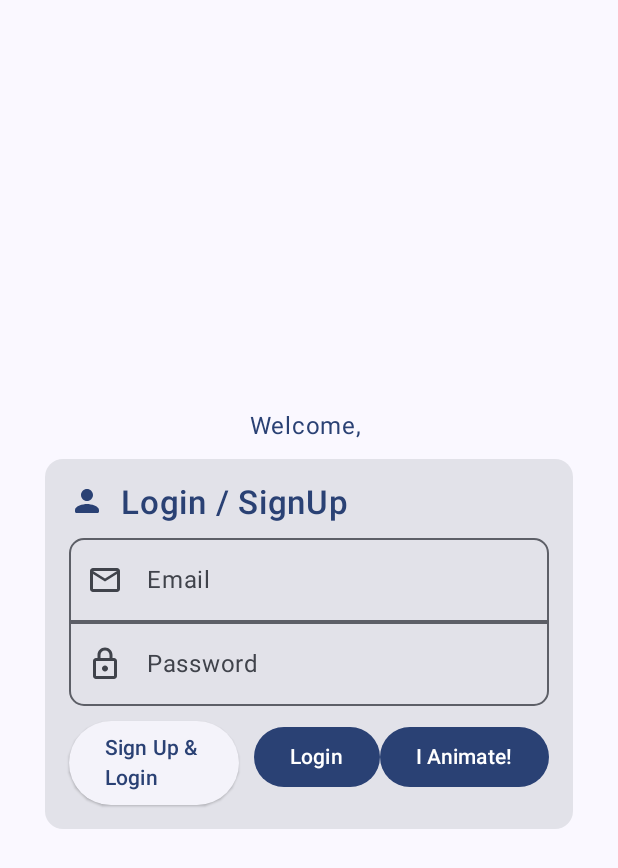
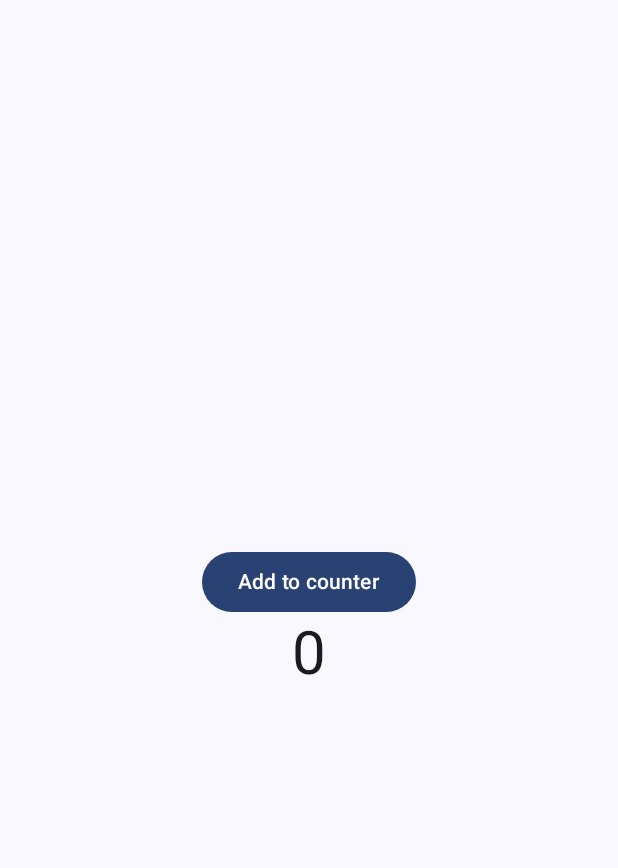
Before and after one commit to Parth4210/Workshop_part2, an Android app built with Jetpack Compose: the screen it shows after launch (LoginActivity3 before the commit, AnimatedBtn2 after it), after a tap on "hello", on a phone screen of 412 x 824 dp. Shown: the top 868 px of the screen. Run offline under Robolectric (Android 15) with nearby library versions, the phone set to English and light mode, and no system bars.

Commit message:
added animated button 2

```diff
--- a/app/src/main/java/com/parth/workshop_part2/DashboardScreen.kt
+++ b/app/src/main/java/com/parth/workshop_part2/DashboardScreen.kt
@@ -21,6 +21,7 @@ import androidx.navigation.compose.composable
 import androidx.navigation.compose.rememberNavController
 import com.parth.workshop_part2.Screens.One
 import com.parth.workshop_part2.Screens.Two
+import com.parth.workshop_part2.ui.theme.AnimatedBtn
 import com.parth.workshop_part2.ui.theme.Workshop_part2Theme
 
 class DashboardScreen : ComponentActivity() {
--- a/app/src/main/java/com/parth/workshop_part2/LoginActivity2.kt
+++ b/app/src/main/java/com/parth/workshop_part2/LoginActivity2.kt
@@ -16,6 +16,7 @@ import androidx.compose.ui.text.style.TextAlign
 import androidx.compose.ui.tooling.preview.Preview
 import androidx.compose.ui.unit.dp
 import androidx.compose.ui.unit.sp
+import com.parth.workshop_part2.ui.theme.AnimatedBtn2
 import com.parth.workshop_part2.ui.theme.Workshop_part2Theme
 
 class LoginActivity2 : ComponentActivity() {
@@ -28,7 +29,7 @@ class LoginActivity2 : ComponentActivity() {
                     Text(text = "Login Page",
                         modifier = Modifier.padding(innerPadding)
                             .clickable {
-                                val intent = Intent(this, DashboardScreen::class.java)
+                                val intent = Intent(this, AnimatedBtn2::class.java)
                                 startActivity(intent)
                             },
                         fontSize = 15.sp,
--- a/app/src/main/java/com/parth/workshop_part2/MainActivity.kt
+++ b/app/src/main/java/com/parth/workshop_part2/MainActivity.kt
@@ -14,6 +14,8 @@ import androidx.compose.material3.Text
 import androidx.compose.runtime.Composable
 import androidx.compose.ui.Modifier
 import androidx.compose.ui.tooling.preview.Preview
+import com.parth.workshop_part2.ui.theme.AnimatedBtn
+import com.parth.workshop_part2.ui.theme.AnimatedBtn2
 import com.parth.workshop_part2.ui.theme.Workshop_part2Theme
 import kotlin.jvm.java
 
@@ -28,7 +30,7 @@ class MainActivity : ComponentActivity() {
                         modifier = Modifier
                             .padding(innerPadding)
                             .clickable {
-                                val intent = Intent(this, LoginActivity3::class.java)
+                                val intent = Intent(this, AnimatedBtn2::class.java)
                                 startActivity(intent)
                             },
                         text = "hello",
--- /dev/null
+++ b/app/src/main/java/com/parth/workshop_part2/ui/theme/AnimatedBtn2.kt
@@ -0,0 +1,70 @@
+package com.parth.workshop_part2.ui.theme
+
+import android.os.Bundle
+import androidx.activity.ComponentActivity
+import androidx.activity.compose.setContent
+import androidx.activity.enableEdgeToEdge
+import androidx.compose.animation.AnimatedContent
+import androidx.compose.animation.AnimatedVisibility
+import androidx.compose.animation.slideInVertically
+import androidx.compose.animation.slideOutVertically
+import androidx.compose.animation.togetherWith
+import androidx.compose.foundation.layout.Arrangement
+import androidx.compose.foundation.layout.Column
+import androidx.compose.foundation.layout.fillMaxSize
+import androidx.compose.foundation.layout.padding
+import androidx.compose.foundation.layout.size
+import androidx.compose.material.icons.Icons
+import androidx.compose.material.icons.rounded.Person
+import androidx.compose.material3.Button
+import androidx.compose.material3.Icon
+import androidx.compose.material3.Scaffold
+import androidx.compose.material3.Text
+import androidx.compose.runtime.Composable
+import androidx.compose.runtime.mutableStateOf
+import androidx.compose.runtime.remember
+import androidx.compose.ui.Alignment
+import androidx.compose.ui.Modifier
+import androidx.compose.ui.tooling.preview.Preview
+import androidx.compose.ui.unit.dp
+import androidx.compose.ui.unit.sp
+import com.parth.workshop_part2.ui.theme.ui.theme.Workshop_part2Theme
+
+class AnimatedBtn2 : ComponentActivity() {
+    override fun onCreate(savedInstanceState: Bundle?) {
+        super.onCreate(savedInstanceState)
+        enableEdgeToEdge()
+        setContent {
+            val counter = remember{ mutableStateOf(0) }
+            Workshop_part2Theme {
+                Scaffold(modifier = Modifier.fillMaxSize()) { innerPadding ->
+                    Column(
+                        horizontalAlignment = Alignment.CenterHorizontally,
+                        verticalArrangement = Arrangement.Center,
+                        modifier = Modifier
+                            .fillMaxSize()
+                            .padding(innerPadding),
+                    ) {
+                        Button(
+                            onClick = {
+                                counter.value += 1
+                            }
+                        ) {
+                            Text("Add to counter")
+                        }
+                        AnimatedContent(
+                            targetState = counter.value,
+                            transitionSpec = {
+                                slideInVertically() togetherWith slideOutVertically { targetOffset ->
+                                    targetOffset
+                                }
+                            }
+                        ) { content ->
+                            Text(content.toString(), fontSize = 40.sp)
+                        }
+                    }
+                }
+            }
+        }
+    }
+}
--- /dev/null
+++ b/app/src/main/java/com/parth/workshop_part2/ui/theme/ui/theme/Color.kt
@@ -0,0 +1,11 @@
+package com.parth.workshop_part2.ui.theme.ui.theme
+
+import androidx.compose.ui.graphics.Color
+
+val Purple80 = Color(0xFFD0BCFF)
+val PurpleGrey80 = Color(0xFFCCC2DC)
+val Pink80 = Color(0xFFEFB8C8)
+
+val Purple40 = Color(0xFF6650a4)
+val PurpleGrey40 = Color(0xFF625b71)
+val Pink40 = Color(0xFF7D5260)
--- /dev/null
+++ b/app/src/main/java/com/parth/workshop_part2/ui/theme/ui/theme/Theme.kt
@@ -0,0 +1,58 @@
+package com.parth.workshop_part2.ui.theme.ui.theme
+
+import android.app.Activity
+import android.os.Build
+import androidx.compose.foundation.isSystemInDarkTheme
+import androidx.compose.material3.MaterialTheme
+import androidx.compose.material3.darkColorScheme
+import androidx.compose.material3.dynamicDarkColorScheme
+import androidx.compose.material3.dynamicLightColorScheme
+import androidx.compose.material3.lightColorScheme
+import androidx.compose.runtime.Composable
+import androidx.compose.ui.platform.LocalContext
+
+private val DarkColorScheme = darkColorScheme(
+    primary = Purple80,
+    secondary = PurpleGrey80,
+    tertiary = Pink80
+)
+
+private val LightColorScheme = lightColorScheme(
+    primary = Purple40,
+    secondary = PurpleGrey40,
+    tertiary = Pink40
+
+    /* Other default colors to override
+    background = Color(0xFFFFFBFE),
+    surface = Color(0xFFFFFBFE),
+    onPrimary = Color.White,
+    onSecondary = Color.White,
+    onTertiary = Color.White,
+    onBackground = Color(0xFF1C1B1F),
+    onSurface = Color(0xFF1C1B1F),
+    */
+)
+
+@Composable
+fun Workshop_part2Theme(
+    darkTheme: Boolean = isSystemInDarkTheme(),
+    // Dynamic color is available on Android 12+
+    dynamicColor: Boolean = true,
+    content: @Composable () -> Unit
+) {
+    val colorScheme = when {
+        dynamicColor && Build.VERSION.SDK_INT >= Build.VERSION_CODES.S -> {
+            val context = LocalContext.current
+            if (darkTheme) dynamicDarkColorScheme(context) else dynamicLightColorScheme(context)
+        }
+
+        darkTheme -> DarkColorScheme
+        else -> LightColorScheme
+    }
+
+    MaterialTheme(
+        colorScheme = colorScheme,
+        typography = Typography,
+        content = content
+    )
+}
--- /dev/null
+++ b/app/src/main/java/com/parth/workshop_part2/ui/theme/ui/theme/Type.kt
@@ -0,0 +1,34 @@
+package com.parth.workshop_part2.ui.theme.ui.theme
+
+import androidx.compose.material3.Typography
+import androidx.compose.ui.text.TextStyle
+import androidx.compose.ui.text.font.FontFamily
+import androidx.compose.ui.text.font.FontWeight
+import androidx.compose.ui.unit.sp
+
+// Set of Material typography styles to start with
+val Typography = Typography(
+    bodyLarge = TextStyle(
+        fontFamily = FontFamily.Default,
+        fontWeight = FontWeight.Normal,
+        fontSize = 16.sp,
+        lineHeight = 24.sp,
+        letterSpacing = 0.5.sp
+    )
+    /* Other default text styles to override
+    titleLarge = TextStyle(
+        fontFamily = FontFamily.Default,
+        fontWeight = FontWeight.Normal,
+        fontSize = 22.sp,
+        lineHeight = 28.sp,
+        letterSpacing = 0.sp
+    ),
+    labelSmall = TextStyle(
+        fontFamily = FontFamily.Default,
+        fontWeight = FontWeight.Medium,
+        fontSize = 11.sp,
+        lineHeight = 16.sp,
+        letterSpacing = 0.5.sp
+    )
+    */
+)
--- a/app/src/main/res/values/strings.xml
+++ b/app/src/main/res/values/strings.xml
@@ -3,4 +3,6 @@
     <string name="title_activity_login2">LoginActivity2</string>
     <string name="title_activity_dashboard_screen">DashboardScreen</string>
     <string name="title_activity_login3">LoginActivity3</string>
+    <string name="title_activity_animated_btn">AnimatedBtn</string>
+    <string name="title_activity_animated_btn2">AnimatedBtn2</string>
 </resources>
```
Also changed, not shown: app/src/main/AndroidManifest.xml (+10 -0 lines), app/src/main/java/com/parth/workshop_part2/ui/theme/AnimatedBtn.kt (added, +61 -0 lines).
